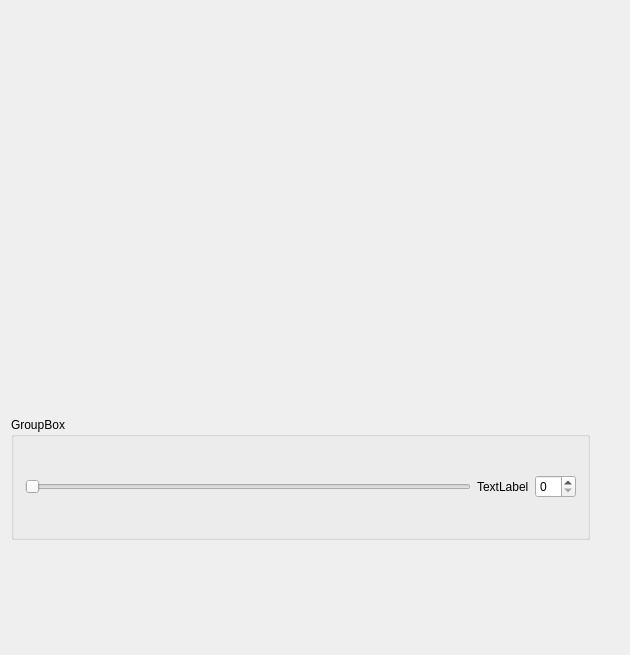
Qt form P2/Praktikum2/mainwindow.ui (Saltzmann/CG2017) before a commit.
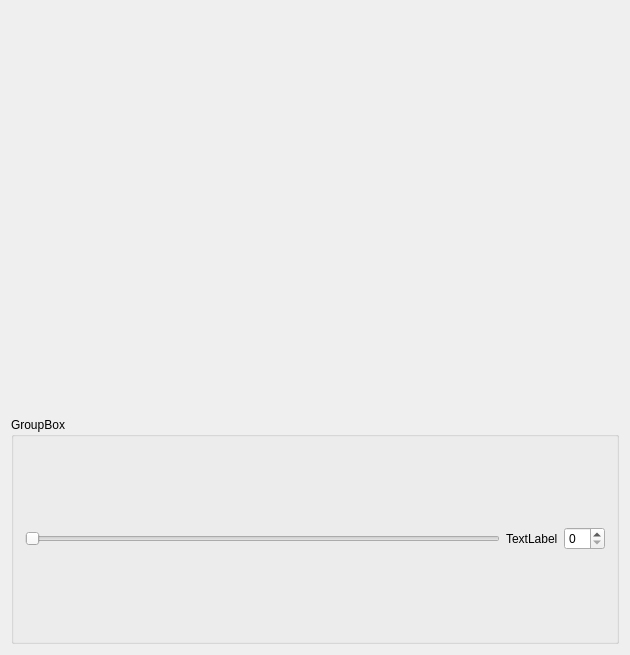
The same form after that commit. Custom widgets are drawn as their Qt base class.

```diff
--- a/P2/Praktikum2/mainwindow.ui
+++ b/P2/Praktikum2/mainwindow.ui
@@ -14,15 +14,14 @@
    <string>Praktikum 2 Fenster</string>
   </property>
   <widget class="QWidget" name="centralWidget">
-   <widget class="QWidget" name="verticalLayoutWidget">
-    <property name="geometry">
-     <rect>
-      <x>0</x>
-      <y>0</y>
-      <width>601</width>
-      <height>551</height>
-     </rect>
-    </property>
+   <property name="maximumSize">
+    <size>
+     <width>800</width>
+     <height>16777215</height>
+    </size>
+   </property>
+   <layout class="QHBoxLayout" name="horizontalLayout">
+    <item>
     <layout class="QVBoxLayout" name="vblControls">
      <property name="sizeConstraint">
       <enum>QLayout::SetDefaultConstraint</enum>
@@ -74,7 +73,8 @@
       </widget>
      </item>
     </layout>
-   </widget>
+    </item>
+   </layout>
   </widget>
  </widget>
  <layoutdefault spacing="6" margin="11"/>
```
Lines whose indentation alone changed are shown as unchanged.
